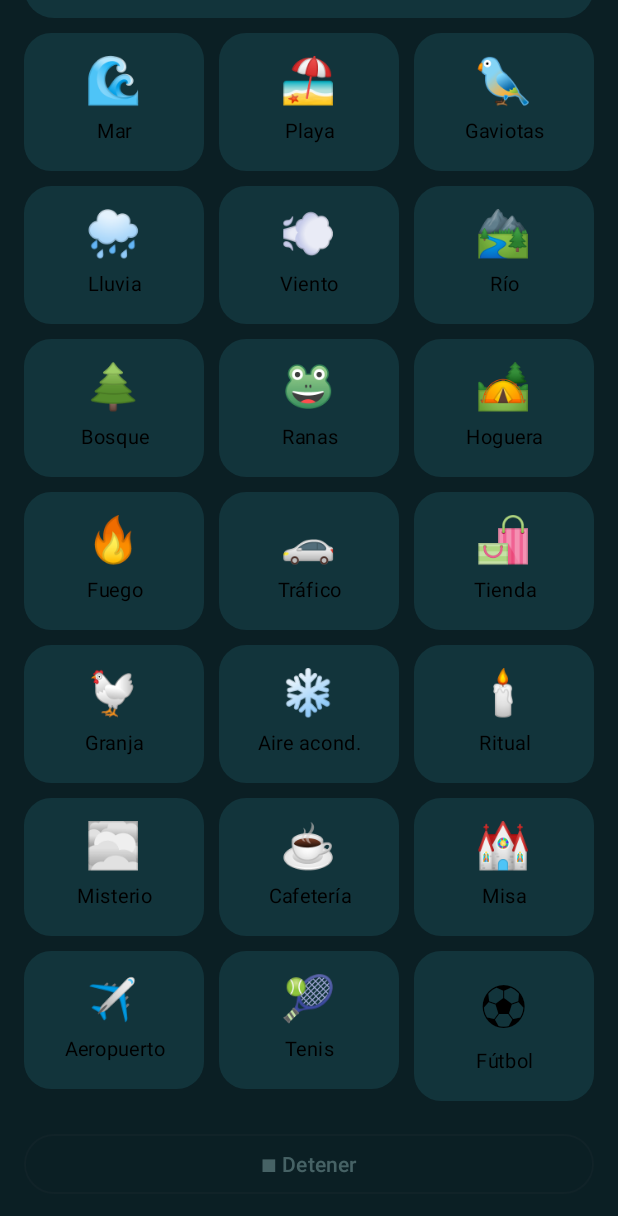
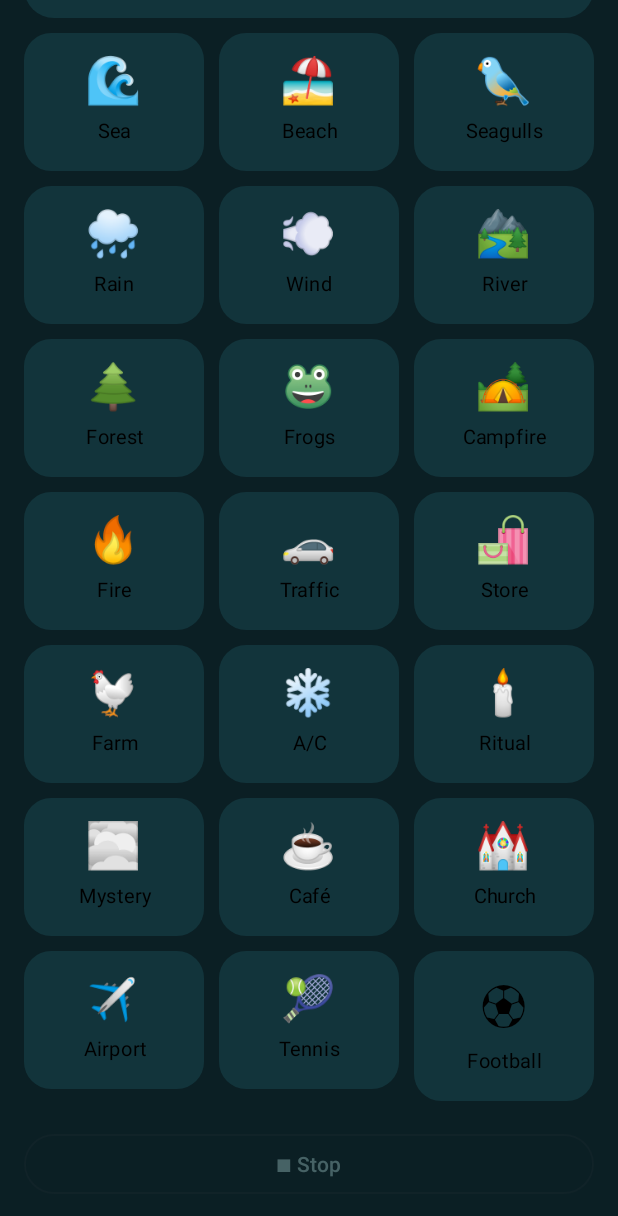
Before and after one commit to asap3210/Fake-Bad-Signal, an Android app built with Jetpack Compose: the screen it shows after launch (MainActivity), scrolled down 286 dp, on a phone screen of 412 x 824 dp. Shown: the top 1216 px of the screen. Run offline under Robolectric (Android 15) with nearby library versions, the phone set to English and light mode, and no system bars.

```diff
--- a/backgroundsounds/src/main/AndroidManifest.xml
+++ b/backgroundsounds/src/main/AndroidManifest.xml
@@ -6,6 +6,7 @@
 
     <application
         android:allowBackup="true"
+        android:localeConfig="@xml/locales_config"
         android:icon="@mipmap/ic_launcher"
         android:roundIcon="@mipmap/ic_launcher_round"
         android:label="@string/app_name"
--- a/backgroundsounds/src/main/java/com/asap3210/backgroundsounds/Ambient.kt
+++ b/backgroundsounds/src/main/java/com/asap3210/backgroundsounds/Ambient.kt
@@ -1,6 +1,7 @@
 package com.asap3210.backgroundsounds
 
 import android.content.Context
+import androidx.annotation.StringRes
 import android.media.AudioAttributes
 import android.media.AudioManager
 import android.media.MediaPlayer
@@ -14,29 +15,29 @@ import kotlin.math.sqrt
 import kotlin.random.Random
 
 /** raw = nombre del archivo en res/raw (grabación real). Si es null, se sintetiza. */
-enum class Ambient(val label: String, val emoji: String, val raw: String? = null) {
-    NONE("Ninguno", "🔇"),
-    SEA("Mar", "🌊", "ambient_mar"),
-    BEACH("Playa", "🏖️", "ambient_playa"),
-    GULLS("Gaviotas", "🐦", "ambient_gaviotas"),
-    RAIN("Lluvia", "🌧️", "ambient_lluvia"),
-    WIND("Viento", "💨", "ambient_viento"),
-    RIVER("Río", "🏞️", "ambient_rio"),
-    FOREST("Bosque", "🌲", "ambient_bosque"),
-    FROGS("Ranas", "🐸", "ambient_ranas"),
-    CAMPFIRE("Hoguera", "🏕️", "ambient_hoguera"),
-    FIRE("Fuego", "🔥", "ambient_fuego"),
-    TRAFFIC("Tráfico", "🚗", "ambient_trafico"),
-    STORE("Tienda", "🛍️", "ambient_tienda"),
-    FARM("Granja", "🐔", "ambient_granja"),
-    AC("Aire acond.", "❄️", "ambient_aire"),
-    RITUAL("Ritual", "🕯️", "ambient_ritual"),
-    MYSTERY("Misterio", "🌫️", "ambient_misterio"),
-    CAFE("Cafetería", "☕"),
-    CHURCH("Misa", "⛪"),
-    AIRPORT("Aeropuerto", "✈️"),
-    TENNIS("Tenis", "🎾"),
-    FOOTBALL("Fútbol", "⚽")
+enum class Ambient(@StringRes val labelRes: Int, val emoji: String, val raw: String? = null) {
+    NONE(R.string.sound_none, "🔇"),
+    SEA(R.string.sound_sea, "🌊", "ambient_mar"),
+    BEACH(R.string.sound_beach, "🏖️", "ambient_playa"),
+    GULLS(R.string.sound_gulls, "🐦", "ambient_gaviotas"),
+    RAIN(R.string.sound_rain, "🌧️", "ambient_lluvia"),
+    WIND(R.string.sound_wind, "💨", "ambient_viento"),
+    RIVER(R.string.sound_river, "🏞️", "ambient_rio"),
+    FOREST(R.string.sound_forest, "🌲", "ambient_bosque"),
+    FROGS(R.string.sound_frogs, "🐸", "ambient_ranas"),
+    CAMPFIRE(R.string.sound_campfire, "🏕️", "ambient_hoguera"),
+    FIRE(R.string.sound_fire, "🔥", "ambient_fuego"),
+    TRAFFIC(R.string.sound_traffic, "🚗", "ambient_trafico"),
+    STORE(R.string.sound_store, "🛍️", "ambient_tienda"),
+    FARM(R.string.sound_farm, "🐔", "ambient_granja"),
+    AC(R.string.sound_ac, "❄️", "ambient_aire"),
+    RITUAL(R.string.sound_ritual, "🕯️", "ambient_ritual"),
+    MYSTERY(R.string.sound_mystery, "🌫️", "ambient_misterio"),
+    CAFE(R.string.sound_cafe, "☕"),
+    CHURCH(R.string.sound_church, "⛪"),
+    AIRPORT(R.string.sound_airport, "✈️"),
+    TENNIS(R.string.sound_tennis, "🎾"),
+    FOOTBALL(R.string.sound_football, "⚽")
 }
 
 /** Filtro paso bajo normalizado para ruido blanco (salida ~ RMS 1). */
--- a/backgroundsounds/src/main/java/com/asap3210/backgroundsounds/MainActivity.kt
+++ b/backgroundsounds/src/main/java/com/asap3210/backgroundsounds/MainActivity.kt
@@ -1,5 +1,6 @@
 package com.asap3210.backgroundsounds
 
+import androidx.compose.ui.res.stringResource
 import android.Manifest
 import android.content.Context
 import android.content.Intent
@@ -82,9 +83,9 @@ class MainActivity : ComponentActivity() {
                         Text("🎧", fontSize = 44.sp)
                         Spacer(Modifier.width(12.dp))
                         Column {
-                            Text("Background Sounds", style = MaterialTheme.typography.headlineMedium,
+                            Text(stringResource(R.string.app_name), style = MaterialTheme.typography.headlineMedium,
                                 fontWeight = FontWeight.Bold)
-                            Text("Sonidos de ambiente en bucle", style = MaterialTheme.typography.bodyMedium,
+                            Text(stringResource(R.string.tagline), style = MaterialTheme.typography.bodyMedium,
                                 color = MaterialTheme.colorScheme.onSurfaceVariant)
                         }
                     }
@@ -97,19 +98,19 @@ class MainActivity : ComponentActivity() {
                     ) {
                         Column(Modifier.padding(16.dp), verticalArrangement = Arrangement.spacedBy(6.dp)) {
                             Text(
-                                if (playing != null) "Sonando: ${playing.emoji} ${playing.label}" else "Elige un sonido",
+                                if (playing != null) stringResource(R.string.now_playing, "${playing.emoji} ${stringResource(playing.labelRes)}") else stringResource(R.string.choose_sound),
                                 fontWeight = FontWeight.Bold
                             )
-                            Text("Volumen: ${(volume * 100).toInt()}%")
+                            Text(stringResource(R.string.volume_fmt, (volume * 100).toInt()))
                             Slider(value = volume, onValueChange = {
                                 volume = it
                                 prefs.edit().putFloat("vol", it).apply()
                                 if (playing != null) send(SoundService.ACTION_VOLUME, vol = it)
                             })
-                            Text("Apagar automáticamente", style = MaterialTheme.typography.bodySmall,
+                            Text(stringResource(R.string.timer_title), style = MaterialTheme.typography.bodySmall,
                                 color = MaterialTheme.colorScheme.onSurfaceVariant)
                             Row(horizontalArrangement = Arrangement.spacedBy(8.dp)) {
-                                listOf(0 to "No", 15 to "15 min", 30 to "30 min", 60 to "1 h").forEach { (m, label) ->
+                                listOf(0 to stringResource(R.string.timer_off), 15 to stringResource(R.string.timer_15), 30 to stringResource(R.string.timer_30), 60 to stringResource(R.string.timer_60)).forEach { (m, label) ->
                                     FilterChip(selected = minutes == m, onClick = {
                                         minutes = m
                                         prefs.edit().putInt("min", m).apply()
@@ -135,7 +136,7 @@ class MainActivity : ComponentActivity() {
                     ) {
                         Text(a.emoji, fontSize = 30.sp)
                         Spacer(Modifier.height(4.dp))
-                        Text(a.label, fontSize = 13.sp, textAlign = TextAlign.Center,
+                        Text(stringResource(a.labelRes), fontSize = 13.sp, textAlign = TextAlign.Center,
                             fontWeight = if (on) FontWeight.Bold else FontWeight.Normal)
                     }
                 }
@@ -147,7 +148,7 @@ class MainActivity : ComponentActivity() {
                             onClick = { send(SoundService.ACTION_STOP) },
                             enabled = playing != null,
                             modifier = Modifier.fillMaxWidth()
-                        ) { Text("■ Detener") }
+                        ) { Text(stringResource(R.string.stop_btn)) }
                         Spacer(Modifier.height(24.dp))
                     }
                 }
--- a/backgroundsounds/src/main/res/values/strings.xml
+++ b/backgroundsounds/src/main/res/values/strings.xml
@@ -1,3 +1,37 @@
 <resources>
-    <string name="app_name">Background Sounds</string>
+    <string name="app_name" translatable="false">Background Sounds</string>
+    <string name="tagline">Looping ambient sounds</string>
+    <string name="now_playing">Now playing: %1$s</string>
+    <string name="choose_sound">Pick a sound</string>
+    <string name="volume_fmt">Volume: %1$d%%</string>
+    <string name="timer_title">Turn off automatically</string>
+    <string name="timer_off">Off</string>
+    <string name="timer_15">15 min</string>
+    <string name="timer_30">30 min</string>
+    <string name="timer_60">1 h</string>
+    <string name="stop_btn">■ Stop</string>
+    <string name="notif_text">Background sound playing</string>
+    <string name="notif_stop">Stop</string>
+    <string name="sound_none">None</string>
+    <string name="sound_sea">Sea</string>
+    <string name="sound_beach">Beach</string>
+    <string name="sound_gulls">Seagulls</string>
+    <string name="sound_rain">Rain</string>
+    <string name="sound_wind">Wind</string>
+    <string name="sound_river">River</string>
+    <string name="sound_forest">Forest</string>
+    <string name="sound_frogs">Frogs</string>
+    <string name="sound_campfire">Campfire</string>
+    <string name="sound_fire">Fire</string>
+    <string name="sound_traffic">Traffic</string>
+    <string name="sound_store">Store</string>
+    <string name="sound_farm">Farm</string>
+    <string name="sound_ac">A/C</string>
+    <string name="sound_ritual">Ritual</string>
+    <string name="sound_mystery">Mystery</string>
+    <string name="sound_cafe">Café</string>
+    <string name="sound_church">Church</string>
+    <string name="sound_airport">Airport</string>
+    <string name="sound_tennis">Tennis</string>
+    <string name="sound_football">Football</string>
 </resources>
--- a/fakebadsignal/src/main/AndroidManifest.xml
+++ b/fakebadsignal/src/main/AndroidManifest.xml
@@ -10,6 +10,7 @@
 
     <application
         android:allowBackup="true"
+        android:localeConfig="@xml/locales_config"
         android:icon="@mipmap/ic_launcher"
         android:roundIcon="@mipmap/ic_launcher_round"
         android:label="@string/app_name"
--- a/fakebadsignal/src/main/java/com/asap3210/fakebadsignal/CallService.kt
+++ b/fakebadsignal/src/main/java/com/asap3210/fakebadsignal/CallService.kt
@@ -26,12 +26,12 @@ class CallService : Service() {
     override fun onStartCommand(intent: Intent?, flags: Int, startId: Int): Int {
         val nm = getSystemService(NotificationManager::class.java)
         nm.createNotificationChannel(
-            NotificationChannel("tc", "Fake Bad Signal", NotificationManager.IMPORTANCE_LOW)
+            NotificationChannel("tc", getString(R.string.app_name), NotificationManager.IMPORTANCE_LOW)
         )
         val n: Notification = NotificationCompat.Builder(this, "tc")
             .setSmallIcon(android.R.drawable.stat_sys_phone_call)
-            .setContentTitle("Fake Bad Signal activo")
-            .setContentText("Simulando mala cobertura en esta llamada")
+            .setContentTitle(getString(R.string.notif_title))
+            .setContentText(getString(R.string.notif_text))
             .setOngoing(true)
             .build()
         ServiceCompat.startForeground(this, 1, n, ServiceInfo.FOREGROUND_SERVICE_TYPE_MEDIA_PLAYBACK)
```
Also changed, not shown: backgroundsounds/src/main/java/com/asap3210/backgroundsounds/SoundService.kt (+4 -4 lines), backgroundsounds/src/main/res/xml/locales_config.xml (added, +9 -0 lines), fakebadsignal/src/main/java/com/asap3210/fakebadsignal/MainActivity.kt (+28 -27 lines), fakebadsignal/src/main/java/com/asap3210/fakebadsignal/Preview.kt (+5 -5 lines), fakebadsignal/src/main/res/values/strings.xml (+35 -1 lines), fakebadsignal/src/main/res/xml/locales_config.xml (added, +9 -0 lines), 11 other files.
